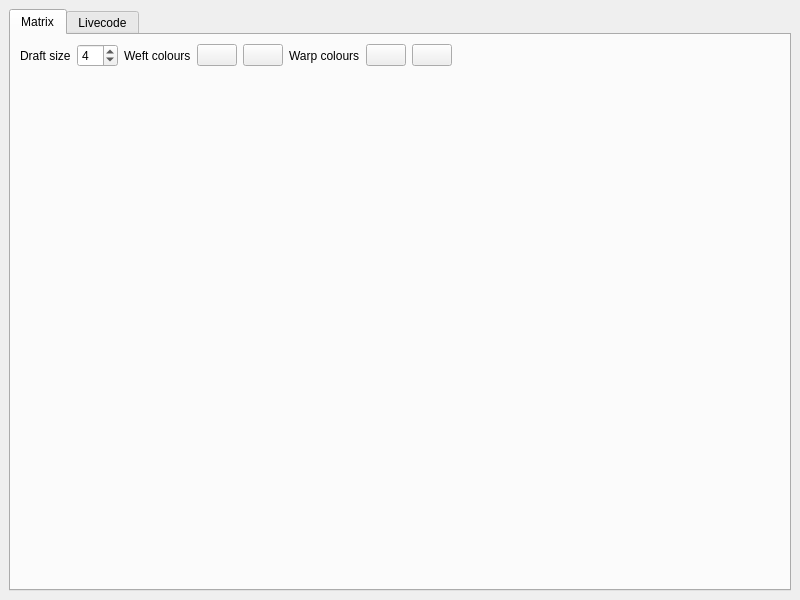
Before: the Qt Designer form pattern-matrix/qt/pattern-matrix.ui in nebogeo/weavingcodes, drawn with Qt 5.
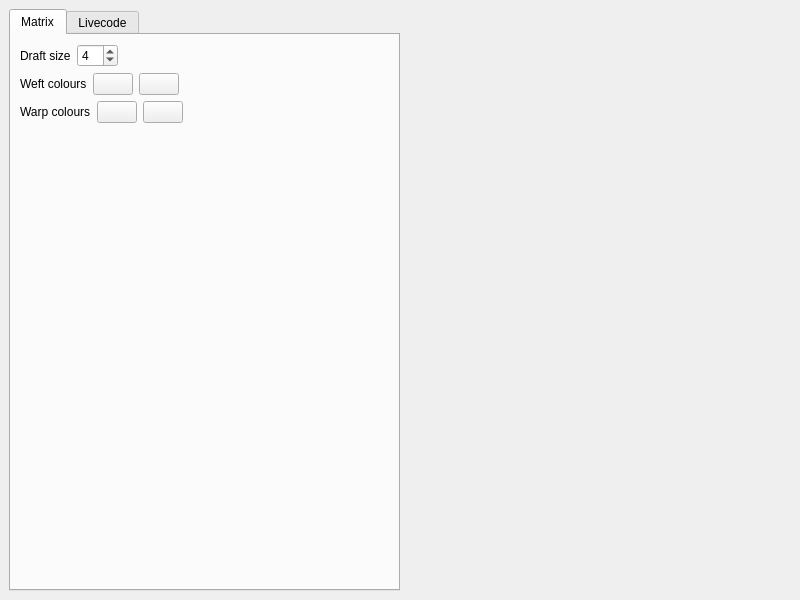
After: the same form once the commit is applied.

```diff
--- a/pattern-matrix/qt/pattern-matrix.ui
+++ b/pattern-matrix/qt/pattern-matrix.ui
@@ -24,11 +24,11 @@
        <attribute name="title">
         <string>Matrix</string>
        </attribute>
-       <layout class="QHBoxLayout" name="horizontalLayout_3">
+       <layout class="QHBoxLayout" name="horizontalLayout_7">
         <item>
          <layout class="QVBoxLayout" name="verticalLayout">
           <item>
-           <layout class="QHBoxLayout" name="horizontalLayout_2">
+           <layout class="QHBoxLayout" name="horizontalLayout_6">
             <item>
              <widget class="QLabel" name="label">
               <property name="text">
@@ -44,6 +44,23 @@
              </widget>
             </item>
             <item>
+             <spacer name="horizontalSpacer_6">
+              <property name="orientation">
+               <enum>Qt::Horizontal</enum>
+              </property>
+              <property name="sizeHint" stdset="0">
+               <size>
+                <width>40</width>
+                <height>20</height>
+               </size>
+              </property>
+             </spacer>
+            </item>
+           </layout>
+          </item>
+          <item>
+           <layout class="QHBoxLayout" name="horizontalLayout_3">
+            <item>
              <widget class="QLabel" name="label_2">
               <property name="text">
                <string>Weft colours</string>
@@ -65,6 +82,23 @@
              </widget>
             </item>
             <item>
+             <spacer name="horizontalSpacer_5">
+              <property name="orientation">
+               <enum>Qt::Horizontal</enum>
+              </property>
+              <property name="sizeHint" stdset="0">
+               <size>
+                <width>40</width>
+                <height>20</height>
+               </size>
+              </property>
+             </spacer>
+            </item>
+           </layout>
+          </item>
+          <item>
+           <layout class="QHBoxLayout" name="horizontalLayout_2">
+            <item>
              <widget class="QLabel" name="label_3">
               <property name="text">
                <string>Warp colours</string>
@@ -208,7 +242,28 @@
      </widget>
     </item>
     <item>
-     <layout class="QVBoxLayout" name="verticalLayoutLoom"/>
+     <layout class="QVBoxLayout" name="verticalLayout_4">
+      <item>
+       <layout class="QVBoxLayout" name="verticalLayoutLoom">
+        <property name="sizeConstraint">
+         <enum>QLayout::SetMinimumSize</enum>
+        </property>
+       </layout>
+      </item>
+      <item>
+       <spacer name="horizontalSpacer_7">
+        <property name="orientation">
+         <enum>Qt::Horizontal</enum>
+        </property>
+        <property name="sizeHint" stdset="0">
+         <size>
+          <width>40</width>
+          <height>20</height>
+         </size>
+        </property>
+       </spacer>
+      </item>
+     </layout>
     </item>
    </layout>
   </widget>
```
Left out of the diff: 56 changed lines with no effect on the pictures.
